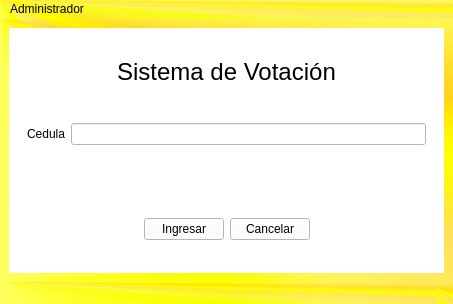
JA-Camacho/Qt-Sistema-de-Votacion, file principal.ui: the form before one commit.
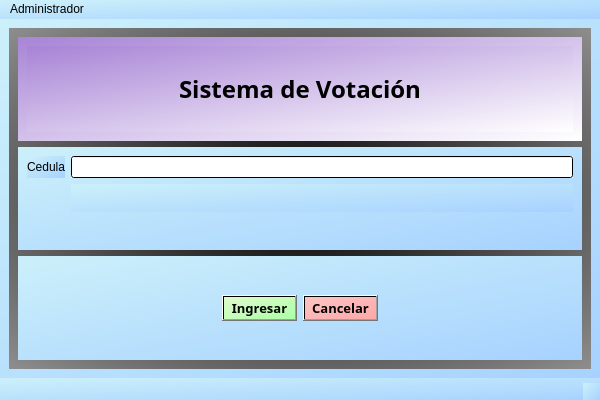
The form after the commit.

```diff
--- a/principal.ui
+++ b/principal.ui
@@ -6,8 +6,8 @@
    <rect>
     <x>0</x>
     <y>0</y>
-    <width>453</width>
-    <height>304</height>
+    <width>600</width>
+    <height>400</height>
    </rect>
   </property>
   <property name="minimumSize">
@@ -26,7 +26,7 @@
    <string>Principal</string>
   </property>
   <property name="styleSheet">
-   <string notr="true">background-color: qconicalgradient(cx:0, cy:0, angle:135, stop:0 rgba(255, 255, 0, 69), stop:0.375 rgba(255, 255, 0, 69), stop:0.423533 rgba(251, 255, 0, 145), stop:0.45 rgba(247, 255, 0, 208), stop:0.477581 rgba(255, 244, 71, 130), stop:0.518717 rgba(255, 218, 71, 130), stop:0.55 rgba(255, 255, 0, 255), stop:0.57754 rgba(255, 203, 0, 130), stop:0.625 rgba(255, 255, 0, 69), stop:1 rgba(255, 255, 0, 69));</string>
+   <string notr="true">background-color: qlineargradient(spread:pad, x1:0, y1:0, x2:1, y2:1, stop:0 rgba(204, 240, 250, 255), stop:1 rgba(167, 210, 255, 255));</string>
   </property>
   <widget class="QWidget" name="centralwidget">
    <layout class="QHBoxLayout" name="horizontalLayout_3">
@@ -36,22 +36,30 @@
        <bool>false</bool>
       </property>
       <property name="styleSheet">
-       <string notr="true">background-color: rgb(255, 255, 255);</string>
+       <string notr="true">background-color: qradialgradient(spread:pad, cx:0.5, cy:0.5, radius:1.271, fx:0.5, fy:0.5, stop:0 rgba(0, 0, 0, 255), stop:1 rgba(255, 255, 255, 255));</string>
       </property>
       <layout class="QVBoxLayout" name="verticalLayout">
        <item>
         <widget class="QWidget" name="widget" native="true">
          <property name="styleSheet">
-          <string notr="true">background-color: rgb(255, 255, 255);</string>
+          <string notr="true">background-color: qlineargradient(spread:pad, x1:0, y1:0, x2:1, y2:1, stop:0 rgba(168, 132, 214, 255), stop:1 rgba(255, 255, 255, 255));</string>
          </property>
-         <layout class="QHBoxLayout" name="horizontalLayout_2">
+         <layout class="QVBoxLayout" name="verticalLayout_2">
           <item>
            <widget class="QLabel" name="label">
+            <property name="font">
+             <font>
+              <family>Yu Mincho Demibold</family>
+              <pointsize>18</pointsize>
+              <weight>75</weight>
+              <bold>true</bold>
+             </font>
+            </property>
             <property name="toolTip">
              <string>&lt;html&gt;&lt;head/&gt;&lt;body&gt;&lt;p align=&quot;center&quot;&gt;&lt;br/&gt;&lt;/p&gt;&lt;/body&gt;&lt;/html&gt;</string>
             </property>
             <property name="styleSheet">
-             <string notr="true">background-color: rgb(255, 255, 255);</string>
+             <string notr="true">background-color: qlineargradient(spread:pad, x1:0, y1:0, x2:1, y2:1, stop:0 rgba(168, 132, 214, 255), stop:1 rgba(255, 255, 255, 255));</string>
             </property>
             <property name="text">
              <string>&lt;html&gt;&lt;head/&gt;&lt;body&gt;&lt;p align=&quot;center&quot;&gt;&lt;span style=&quot; font-size:18pt;&quot;&gt;Sistema de Votación&lt;/span&gt;&lt;/p&gt;&lt;/body&gt;&lt;/html&gt;</string>
@@ -64,11 +72,14 @@
        <item>
         <widget class="QWidget" name="widget_2" native="true">
          <property name="styleSheet">
-          <string notr="true">background-color: rgb(255, 255, 255);</string>
+          <string notr="true">background-color: qlineargradient(spread:pad, x1:0, y1:0, x2:1, y2:1, stop:0 rgba(204, 240, 250, 255), stop:1 rgba(167, 210, 255, 255));</string>
          </property>
          <layout class="QFormLayout" name="formLayout">
           <item row="0" column="0">
            <widget class="QLabel" name="label_3">
+            <property name="styleSheet">
+             <string notr="true">background-color: qlineargradient(spread:pad, x1:0, y1:0, x2:1, y2:1, stop:0 rgba(204, 240, 250, 255), stop:1 rgba(167, 210, 255, 255));</string>
+            </property>
             <property name="text">
              <string>Cedula</string>
             </property>
@@ -76,6 +87,9 @@
           </item>
           <item row="0" column="1">
            <widget class="QLineEdit" name="inCedula">
+            <property name="styleSheet">
+             <string notr="true">background-color: qradialgradient(spread:pad, cx:0.5, cy:0.5, radius:0.5, fx:0.5, fy:0.5, stop:0 rgba(255, 255, 255, 255), stop:1 rgba(255, 255, 255, 255));</string>
+            </property>
             <property name="text">
              <string/>
             </property>
@@ -83,6 +97,9 @@
           </item>
           <item row="1" column="1">
            <widget class="QLabel" name="outAdvertencia">
+            <property name="styleSheet">
+             <string notr="true">background-color: qlineargradient(spread:pad, x1:0, y1:0, x2:1, y2:1, stop:0 rgba(204, 240, 250, 255), stop:1 rgba(167, 210, 255, 255));</string>
+            </property>
             <property name="text">
              <string>&lt;html&gt;&lt;head/&gt;&lt;body&gt;&lt;p align=&quot;center&quot;&gt;&lt;br/&gt;&lt;/p&gt;&lt;/body&gt;&lt;/html&gt;</string>
             </property>
@@ -93,6 +110,9 @@
        </item>
        <item>
         <widget class="QWidget" name="widget_3" native="true">
+         <property name="styleSheet">
+          <string notr="true">background-color: qlineargradient(spread:pad, x1:0, y1:0, x2:1, y2:1, stop:0 rgba(204, 240, 250, 255), stop:1 rgba(167, 210, 255, 255));</string>
+         </property>
          <layout class="QHBoxLayout" name="horizontalLayout">
           <item>
            <spacer name="horizontalSpacer">
@@ -109,6 +129,17 @@
           </item>
           <item>
            <widget class="QPushButton" name="cmdIngresar">
+            <property name="font">
+             <font>
+              <family>Source Code Pro</family>
+              <pointsize>10</pointsize>
+              <weight>75</weight>
+              <bold>true</bold>
+             </font>
+            </property>
+            <property name="styleSheet">
+             <string notr="true">background-color: qlineargradient(spread:pad, x1:0, y1:0, x2:1, y2:1, stop:0 rgba(224, 250, 204, 255), stop:1 rgba(172, 255, 167, 255));</string>
+            </property>
             <property name="text">
              <string>Ingresar</string>
             </property>
@@ -116,6 +147,17 @@
           </item>
           <item>
            <widget class="QPushButton" name="cmdCancelar">
+            <property name="font">
+             <font>
+              <family>Source Code Pro</family>
+              <pointsize>10</pointsize>
+              <weight>75</weight>
+              <bold>true</bold>
+             </font>
+            </property>
+            <property name="styleSheet">
+             <string notr="true">background-color: qlineargradient(spread:pad, x1:0, y1:0, x2:1, y2:1, stop:0 rgba(250, 197, 197, 255), stop:1 rgba(255, 167, 167, 255));</string>
+            </property>
             <property name="text">
              <string>Cancelar</string>
             </property>
@@ -147,8 +189,8 @@
     <rect>
      <x>0</x>
      <y>0</y>
-     <width>453</width>
-     <height>21</height>
+     <width>600</width>
+     <height>22</height>
     </rect>
    </property>
    <widget class="QMenu" name="menuUsuario">
```
